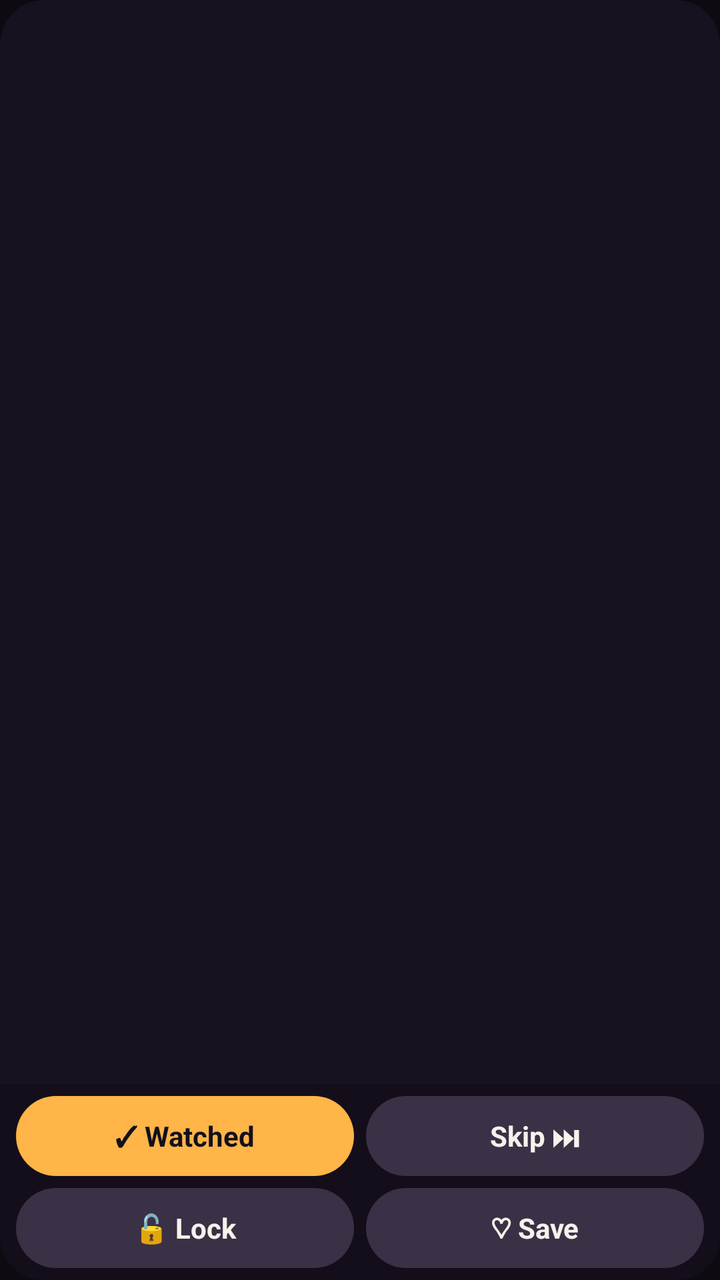
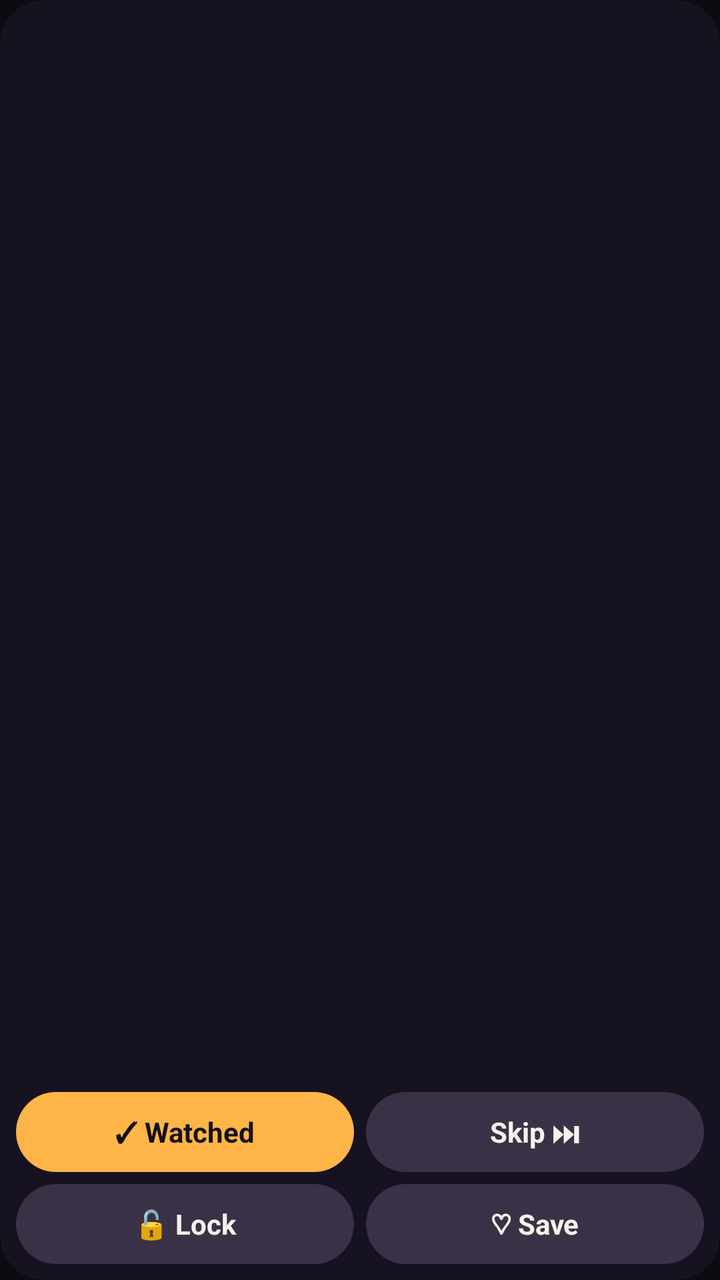

Compare the two renders of this Android layout. The source of the first and the diff that turns it into the second are given below.
<!-- AndroidManifest.xml: application theme Theme.VibeSync -->
<!-- res/layout/widget_pick.xml -->
<?xml version="1.0" encoding="utf-8"?>
<FrameLayout xmlns:android="http://schemas.android.com/apk/res/android"
    android:id="@+id/w_root"
    android:layout_width="match_parent"
    android:layout_height="match_parent"
    android:background="@drawable/widget_bg"
    android:clipToOutline="true">

    <ImageView
        android:id="@+id/w_poster"
        android:layout_width="match_parent"
        android:layout_height="match_parent"
        android:scaleType="centerCrop"
        android:contentDescription="Tonight's pick" />

    
    <TextView
        android:id="@+id/w_empty"
        android:layout_width="match_parent"
        android:layout_height="match_parent"
        android:gravity="center"
        android:padding="16dp"
        android:text="🍿 Open VibeSync for tonight's pick"
        android:textColor="#F6F2EC"
        android:textSize="15sp"
        android:textStyle="bold"
        android:visibility="gone" />

    
    <LinearLayout
        android:id="@+id/w_btns"
        android:layout_width="match_parent"
        android:layout_height="wrap_content"
        android:layout_gravity="bottom"
        android:background="@drawable/widget_bar"
        android:orientation="vertical"
        android:paddingStart="5dp"
        android:paddingEnd="5dp"
        android:paddingTop="6dp"
        android:paddingBottom="6dp">

        <LinearLayout
            android:layout_width="match_parent"
            android:layout_height="wrap_content"
            android:orientation="horizontal">
            <TextView
                android:id="@+id/w_watched"
                android:layout_width="0dp"
                android:layout_height="40dp"
                android:layout_weight="1"
                android:layout_marginStart="3dp"
                android:layout_marginEnd="3dp"
                android:background="@drawable/widget_pill"
                android:gravity="center"
                android:maxLines="1"
                android:ellipsize="end"
                android:text="✓ Watched"
                android:textColor="#140F1C"
                android:textSize="14sp"
                android:textStyle="bold" />
            <TextView
                android:id="@+id/w_skip"
                android:layout_width="0dp"
                android:layout_height="40dp"
                android:layout_weight="1"
                android:layout_marginStart="3dp"
                android:layout_marginEnd="3dp"
                android:background="@drawable/widget_pill_soft"
                android:gravity="center"
                android:maxLines="1"
                android:ellipsize="end"
                android:text="Skip ⏭"
                android:textColor="#F6F2EC"
                android:textSize="14sp"
                android:textStyle="bold" />
        </LinearLayout>

        <LinearLayout
            android:id="@+id/w_row2"
            android:layout_width="match_parent"
            android:layout_height="wrap_content"
            android:layout_marginTop="6dp"
            android:orientation="horizontal">
            <TextView
                android:id="@+id/w_lock"
                android:layout_width="0dp"
                android:layout_height="40dp"
                android:layout_weight="1"
                android:layout_marginStart="3dp"
                android:layout_marginEnd="3dp"
                android:background="@drawable/widget_pill_soft"
                android:gravity="center"
                android:maxLines="1"
                android:ellipsize="end"
                android:text="🔓 Lock"
                android:textColor="#F6F2EC"
                android:textSize="14sp"
                android:textStyle="bold" />
            <TextView
                android:id="@+id/w_save"
                android:layout_width="0dp"
                android:layout_height="40dp"
                android:layout_weight="1"
                android:layout_marginStart="3dp"
                android:layout_marginEnd="3dp"
                android:background="@drawable/widget_pill_soft"
                android:gravity="center"
                android:maxLines="1"
                android:ellipsize="end"
                android:text="♡ Save"
                android:textColor="#F6F2EC"
                android:textSize="14sp"
                android:textStyle="bold"
                android:contentDescription="Save to my list" />
        </LinearLayout>
    </LinearLayout>
</FrameLayout>
<!-- resources referenced by this layout -->
<resources>
  <!-- drawable widget_bar (drawable) -->
  <?xml version="1.0" encoding="utf-8"?>
  <shape xmlns:android="http://schemas.android.com/apk/res/android" android:shape="rectangle">
      <solid android:color="#EB140F1C" />
  </shape>
  <!-- drawable widget_bg (drawable) -->
  <?xml version="1.0" encoding="utf-8"?>
  <shape xmlns:android="http://schemas.android.com/apk/res/android" android:shape="rectangle">
      <solid android:color="#F0171320" />
      <corners android:radius="22dp" />
  </shape>
  <!-- drawable widget_pill (drawable) -->
  <?xml version="1.0" encoding="utf-8"?>
  <shape xmlns:android="http://schemas.android.com/apk/res/android" android:shape="rectangle">
      <solid android:color="#FFB547" />
      <corners android:radius="999dp" />
  </shape>
  <!-- drawable widget_pill_soft (drawable) -->
  <?xml version="1.0" encoding="utf-8"?>
  <shape xmlns:android="http://schemas.android.com/apk/res/android" android:shape="rectangle">
      <solid android:color="#3A3146" />
      <corners android:radius="999dp" />
  </shape>
  <style name="Theme.VibeSync" parent="android:Theme.Material.NoActionBar">
          <item name="android:colorPrimary">@color/vs_accent</item>
          <item name="android:colorAccent">@color/vs_accent_2</item>
          <item name="android:windowBackground">@color/vs_background</item>
          <item name="android:statusBarColor">@color/vs_background</item>
          <item name="android:navigationBarColor">@color/vs_background</item>
      </style>
  <color name="vs_accent">#FFB547</color>
  <color name="vs_accent_2">#FF4D5E</color>
  <color name="vs_background">#0D0A12</color>
</resources>

<!-- the commit's change to res/layout/widget_pick.xml (unified diff, before → after) -->
@@ -1,54 +1,59 @@
 <?xml version="1.0" encoding="utf-8"?>
-<FrameLayout xmlns:android="http://schemas.android.com/apk/res/android"
+<LinearLayout xmlns:android="http://schemas.android.com/apk/res/android"
     android:id="@+id/w_root"
     android:layout_width="match_parent"
     android:layout_height="match_parent"
     android:background="@drawable/widget_bg"
-    android:clipToOutline="true">
+    android:clipToOutline="true"
+    android:orientation="vertical"
+    android:padding="8dp">
 
-    <ImageView
-        android:id="@+id/w_poster"
+    <LinearLayout
         android:layout_width="match_parent"
-        android:layout_height="match_parent"
-        android:scaleType="centerCrop"
-        android:contentDescription="Tonight's pick" />
+        android:layout_height="0dp"
+        android:layout_weight="1"
+        android:gravity="center"
+        android:orientation="vertical">
 
-    
-    <TextView
-        android:id="@+id/w_empty"
-        android:layout_width="match_parent"
-        android:layout_height="match_parent"
-        android:gravity="center"
-        android:padding="16dp"
-        android:text="🍿 Open VibeSync for tonight's pick"
-        android:textColor="#F6F2EC"
-        android:textSize="15sp"
-        android:textStyle="bold"
-        android:visibility="gone" />
+        <ImageView
+            android:id="@+id/w_poster"
+            android:layout_width="match_parent"
+            android:layout_height="0dp"
+            android:layout_weight="1"
+            android:scaleType="fitCenter"
+            android:contentDescription="Tonight's pick" />
+
+        <TextView
+            android:id="@+id/w_title"
+            android:layout_width="match_parent"
+            android:layout_height="wrap_content"
+            android:layout_marginTop="6dp"
+            android:ellipsize="end"
+            android:gravity="center"
+            android:maxLines="2"
+            android:textColor="#F6F2EC"
+            android:textSize="15sp"
+            android:textStyle="bold" />
+    </LinearLayout>
 
     
     <LinearLayout
         android:id="@+id/w_btns"
         android:layout_width="match_parent"
         android:layout_height="wrap_content"
-        android:layout_gravity="bottom"
-        android:background="@drawable/widget_bar"
-        android:orientation="vertical"
-        android:paddingStart="5dp"
-        android:paddingEnd="5dp"
-        android:paddingTop="6dp"
-        android:paddingBottom="6dp">
+        android:layout_marginTop="8dp"
+        android:orientation="vertical">
 
         <LinearLayout
             android:layout_width="match_parent"
             android:layout_height="wrap_content"
             android:orientation="horizontal">
+
             <TextView
                 android:id="@+id/w_watched"
                 android:layout_width="0dp"
                 android:layout_height="40dp"
                 android:layout_weight="1"
-                android:layout_marginStart="3dp"
                 android:layout_marginEnd="3dp"
                 android:background="@drawable/widget_pill"
                 android:gravity="center"
@@ -58,13 +63,13 @@
                 android:textColor="#140F1C"
                 android:textSize="14sp"
                 android:textStyle="bold" />
+
             <TextView
                 android:id="@+id/w_skip"
                 android:layout_width="0dp"
                 android:layout_height="40dp"
                 android:layout_weight="1"
                 android:layout_marginStart="3dp"
-                android:layout_marginEnd="3dp"
                 android:background="@drawable/widget_pill_soft"
                 android:gravity="center"
                 android:maxLines="1"
@@ -81,12 +86,12 @@
             android:layout_height="wrap_content"
             android:layout_marginTop="6dp"
             android:orientation="horizontal">
+
             <TextView
                 android:id="@+id/w_lock"
                 android:layout_width="0dp"
                 android:layout_height="40dp"
                 android:layout_weight="1"
-                android:layout_marginStart="3dp"
                 android:layout_marginEnd="3dp"
                 android:background="@drawable/widget_pill_soft"
                 android:gravity="center"
@@ -96,13 +101,13 @@
                 android:textColor="#F6F2EC"
                 android:textSize="14sp"
                 android:textStyle="bold" />
+
             <TextView
                 android:id="@+id/w_save"
                 android:layout_width="0dp"
                 android:layout_height="40dp"
                 android:layout_weight="1"
                 android:layout_marginStart="3dp"
-                android:layout_marginEnd="3dp"
                 android:background="@drawable/widget_pill_soft"
                 android:gravity="center"
                 android:maxLines="1"
@@ -114,4 +119,4 @@
                 android:contentDescription="Save to my list" />
         </LinearLayout>
     </LinearLayout>
-</FrameLayout>
+</LinearLayout>
<!-- resource entries referenced after the edit -->
@@ -1,10 +1,5 @@
 <!-- resources referenced by this layout -->
 <resources>
-  <!-- drawable widget_bar (drawable) -->
-  <?xml version="1.0" encoding="utf-8"?>
-  <shape xmlns:android="http://schemas.android.com/apk/res/android" android:shape="rectangle">
-      <solid android:color="#EB140F1C" />
-  </shape>
   <!-- drawable widget_bg (drawable) -->
   <?xml version="1.0" encoding="utf-8"?>
   <shape xmlns:android="http://schemas.android.com/apk/res/android" android:shape="rectangle">
